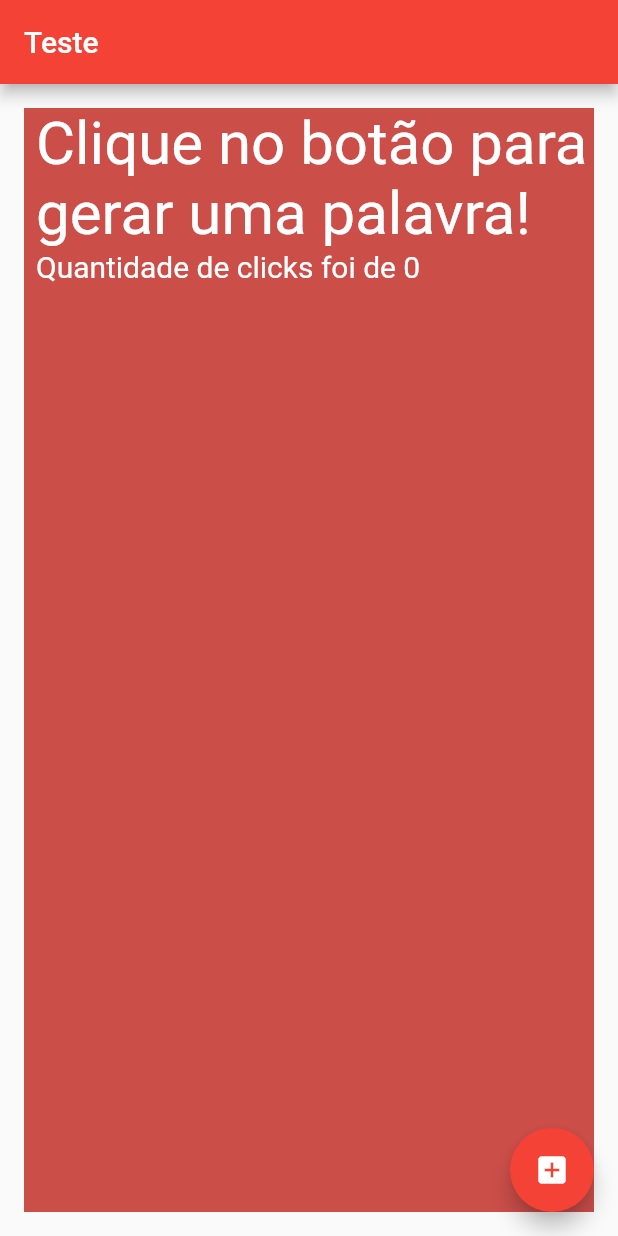
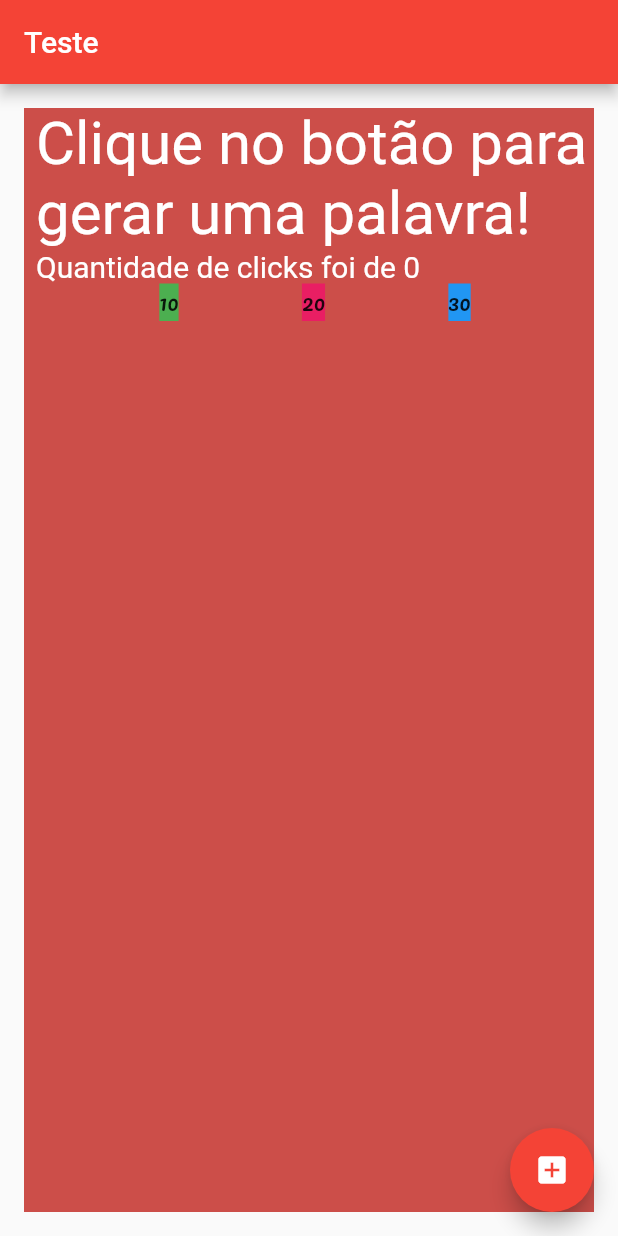
Before and after one commit to eduardoandd/trilhaap, a Flutter app: the screen it shows after launch, on a phone screen of 412 x 824 dp. Run offline on Flutter 3.47's test engine with Material 2 defaults, Android fonts, the phone set to English and light mode, and no system bars; our stand-ins replace google_fonts; Roboto replaces fonts that are missing (Acme).

Commit message:
entendendo rows

```diff
--- a/lib/pages/home_page.dart
+++ b/lib/pages/home_page.dart
@@ -24,16 +24,29 @@ class _HomePageState extends State<HomePage> {
         title: Text('Teste', style: GoogleFonts.roboto()),
       ),
       body: Container(
+
         color: Color.fromARGB(255, 204, 78, 73),
         width: double.infinity,
         margin: const EdgeInsets.symmetric(horizontal: 16, vertical: 16),
         padding: const EdgeInsets.fromLTRB(8, 0, 0, 0), // respiro
+
         child: Column(
           crossAxisAlignment: CrossAxisAlignment.start,
           mainAxisAlignment: MainAxisAlignment.start,
+
           children: [
             Text(palavraGerada, style: GoogleFonts.acme(fontSize: 40, color: Colors.white)),
             Text("Quantidade de clicks foi de $quantidadeClicks", style: GoogleFonts.acme(fontSize: 20, color: Colors.white)),
+
+            Row(
+              mainAxisAlignment: MainAxisAlignment.spaceEvenly,
+
+              children: [
+                Container(color: Colors.green, child:Text("10")),
+                Container(color: Colors.pink, child:Text("20")),
+                Container(color: Colors.blue, child:Text("30")),
+              ],
+            )
           ],
         ),
       ),
```
